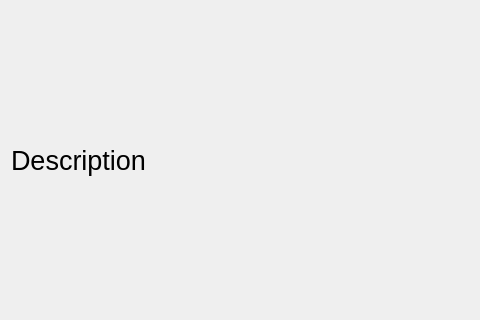
joaonc/show_dialog, file assets/ui/show_dialog.ui: the form before one commit; both pictures show x 0 to 480 and y 122 to 442 of the 679 by 589 pixel window.
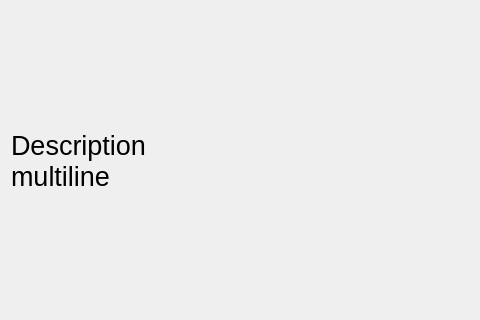
The form after the commit. Icons and pictures are not drawn.

What changed in the file:
```diff
--- a/assets/ui/show_dialog.ui
+++ b/assets/ui/show_dialog.ui
@@ -52,7 +52,8 @@
         </font>
        </property>
        <property name="text">
-        <string>Description</string>
+        <string>Description
+multiline</string>
        </property>
       </widget>
      </item>
```
